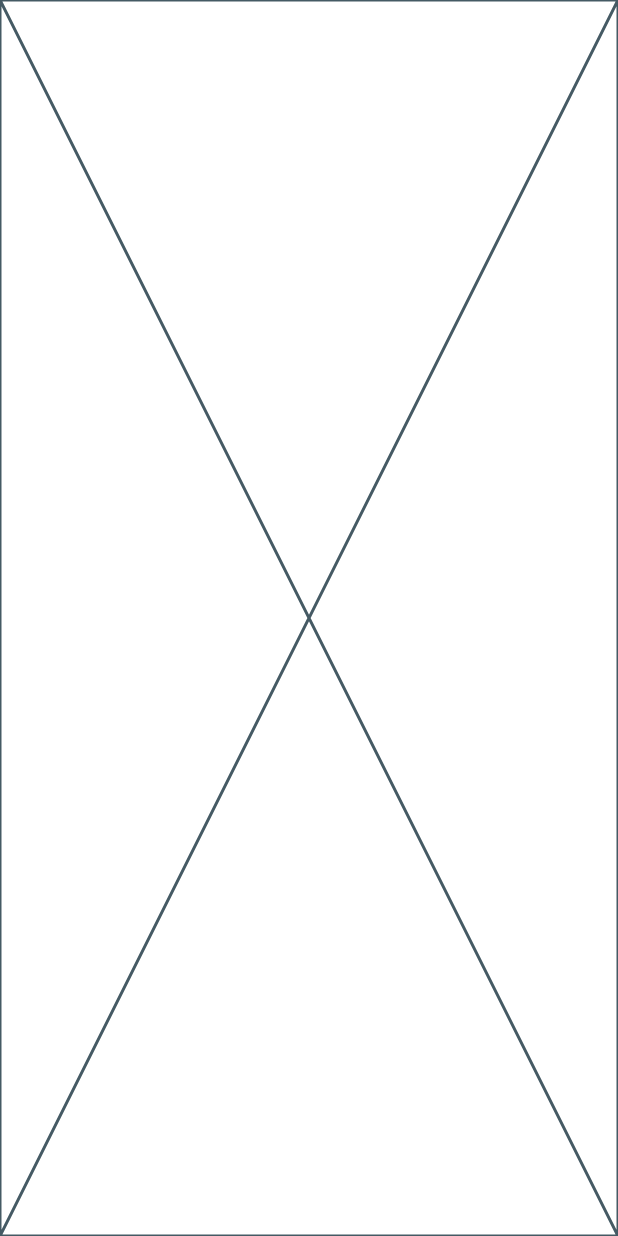
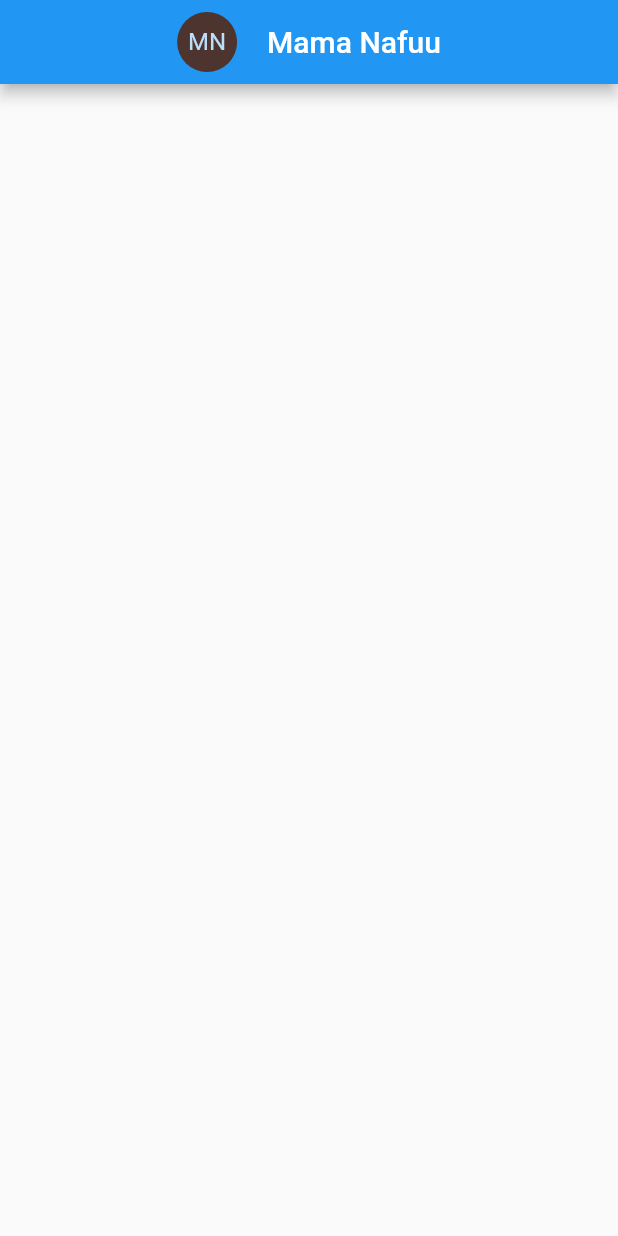
Before and after one commit to Jean-Lionel/mama_naffu, a Flutter app: the screen it shows after launch, on a phone screen of 412 x 824 dp. Run offline on Flutter 3.47's test engine with Material 2 defaults, Android fonts, the phone set to English and light mode, and no system bars.

Commit message:
creating logo

```diff
--- a/lib/main.dart
+++ b/lib/main.dart
@@ -9,6 +9,25 @@ class MyApp extends StatelessWidget {
 
   @override
   Widget build(BuildContext context) {
-    return const Placeholder();
+    return MaterialApp(
+      home: Scaffold(
+        appBar: AppBar(
+          title: Row(
+            mainAxisAlignment: MainAxisAlignment.center,
+            children: [
+              CircleAvatar(
+                backgroundColor: Colors.brown.shade800,
+                child: const Text('MN'),
+              ),
+              const SizedBox(
+                width: 20,
+              ),
+              const Text('Mama Nafuu'),
+            ],
+          ),
+        ),
+      ),
+      debugShowCheckedModeBanner: false,
+    );
   }
 }
```
Also changed, not shown: lib/component/header.dart (added).
